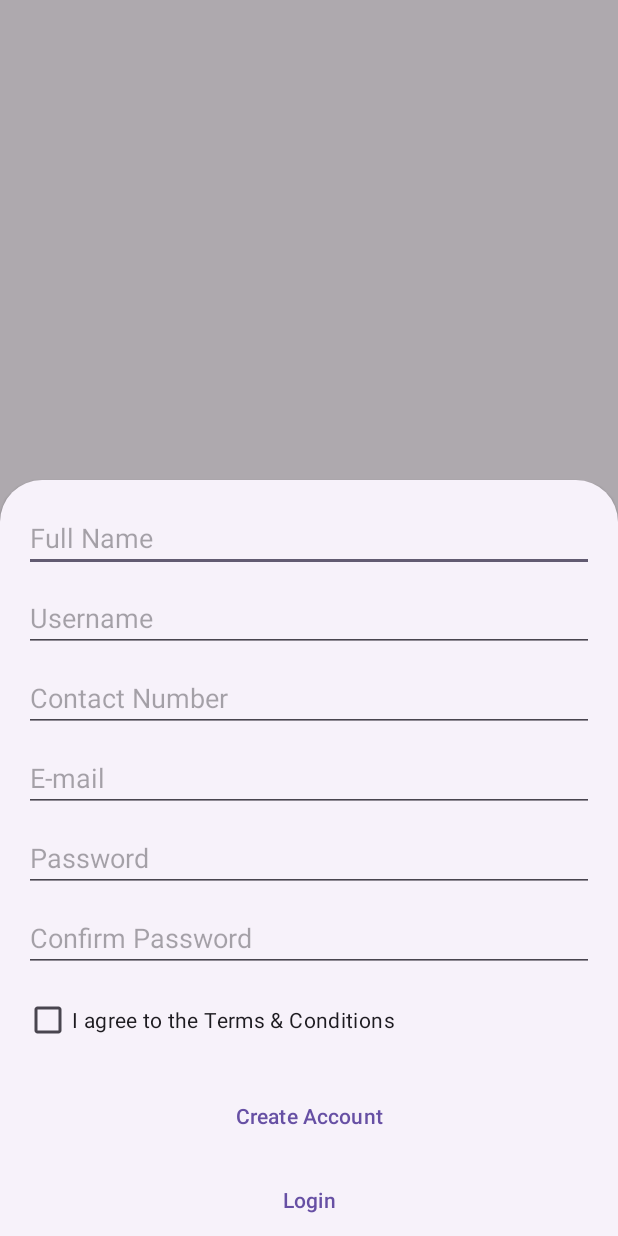
After one commit to Chaaan30/NaviCamp-new, an Android app: the fragment RegisterBottomSheet placed in its activity, on a phone screen of 412 x 824 dp. The commit adds this screen. Run offline under Robolectric (Android 15) with nearby library versions, the phone set to English and light mode, and no system bars.

Commit message:
Login, Register, Forgot Password, Terms and Conditions
- Login and Register bottom sheets
- Forgot password modal
- Terms and conditions modal

```diff
--- a/app/build.gradle.kts
+++ b/app/build.gradle.kts
@@ -5,12 +5,12 @@ plugins {
 
 android {
     namespace = "com.capstone.navicamp"
-    compileSdk = 34
+    compileSdk = 35
 
     defaultConfig {
         applicationId = "com.capstone.navicamp"
         minSdk = 24
-        targetSdk = 34
+        targetSdk = 35
         versionCode = 1
         versionName = "1.0"
 
--- a/app/src/main/AndroidManifest.xml
+++ b/app/src/main/AndroidManifest.xml
@@ -1,6 +1,6 @@
-<?xml version="1.0" encoding="utf-8"?>
 <manifest xmlns:android="http://schemas.android.com/apk/res/android"
-    xmlns:tools="http://schemas.android.com/tools">
+    xmlns:tools="http://schemas.android.com/tools"
+    package="com.capstone.navicamp">
 
     <application
         android:allowBackup="true"
@@ -17,10 +17,10 @@
             android:exported="true">
             <intent-filter>
                 <action android:name="android.intent.action.MAIN" />
-
                 <category android:name="android.intent.category.LAUNCHER" />
             </intent-filter>
         </activity>
+        <activity android:name=".RegisterActivity" />
     </application>
 
 </manifest>
--- a/app/src/main/java/com/capstone/navicamp/MainActivity.kt
+++ b/app/src/main/java/com/capstone/navicamp/MainActivity.kt
@@ -1,20 +1,24 @@
 package com.capstone.navicamp
 
 import android.os.Bundle
-import androidx.activity.enableEdgeToEdge
+import android.widget.Button
 import androidx.appcompat.app.AppCompatActivity
-import androidx.core.view.ViewCompat
-import androidx.core.view.WindowInsetsCompat
 
 class MainActivity : AppCompatActivity() {
     override fun onCreate(savedInstanceState: Bundle?) {
         super.onCreate(savedInstanceState)
-        enableEdgeToEdge()
         setContentView(R.layout.activity_main)
-        ViewCompat.setOnApplyWindowInsetsListener(findViewById(R.id.main)) { v, insets ->
-            val systemBars = insets.getInsets(WindowInsetsCompat.Type.systemBars())
-            v.setPadding(systemBars.left, systemBars.top, systemBars.right, systemBars.bottom)
-            insets
+
+        val showRegisterButton = findViewById<Button>(R.id.show_register_button)
+        showRegisterButton.setOnClickListener {
+            val registerBottomSheet = RegisterBottomSheet()
+            registerBottomSheet.show(supportFragmentManager, "RegisterBottomSheet")
+        }
+
+        val showLoginButton = findViewById<Button>(R.id.show_login_button)
+        showLoginButton.setOnClickListener {
+            val loginBottomSheet = LoginBottomSheet()
+            loginBottomSheet.show(supportFragmentManager, "LoginBottomSheet")
         }
     }
 }
--- /dev/null
+++ b/app/src/main/java/com/capstone/navicamp/RegisterBottomSheet.kt
@@ -0,0 +1,38 @@
+package com.capstone.navicamp
+
+import android.app.AlertDialog
+import android.os.Bundle
+import android.view.LayoutInflater
+import android.view.View
+import android.view.ViewGroup
+import android.widget.Button
+import android.widget.CheckBox
+import com.google.android.material.bottomsheet.BottomSheetDialogFragment
+
+class RegisterBottomSheet : BottomSheetDialogFragment() {
+    override fun onCreateView(
+        inflater: LayoutInflater, container: ViewGroup?,
+        savedInstanceState: Bundle?
+    ): View? {
+        val view = inflater.inflate(R.layout.bottom_sheet_register, container, false)
+
+        val loginButton = view.findViewById<Button>(R.id.login)
+        loginButton.setOnClickListener {
+            val loginBottomSheet = LoginBottomSheet()
+            loginBottomSheet.show(parentFragmentManager, "LoginBottomSheet")
+            dismiss()
+        }
+
+        val termsConditionsCheckBox = view.findViewById<CheckBox>(R.id.terms_conditions)
+        termsConditionsCheckBox.setOnClickListener {
+            val dialogView = inflater.inflate(R.layout.dialog_terms_conditions, null)
+            AlertDialog.Builder(requireContext())
+                .setView(dialogView)
+                .setPositiveButton("OK", null)
+                .create()
+                .show()
+        }
+
+        return view
+    }
+}
--- a/app/src/main/res/layout/activity_main.xml
+++ b/app/src/main/res/layout/activity_main.xml
@@ -2,18 +2,28 @@
 <androidx.constraintlayout.widget.ConstraintLayout xmlns:android="http://schemas.android.com/apk/res/android"
     xmlns:app="http://schemas.android.com/apk/res-auto"
     xmlns:tools="http://schemas.android.com/tools"
-    android:id="@+id/main"
     android:layout_width="match_parent"
     android:layout_height="match_parent"
     tools:context=".MainActivity">
 
-    <TextView
+    <Button
+        android:id="@+id/show_register_button"
         android:layout_width="wrap_content"
         android:layout_height="wrap_content"
-        android:text="Hello World!"
+        android:text="Show Register"
         app:layout_constraintBottom_toBottomOf="parent"
         app:layout_constraintEnd_toEndOf="parent"
         app:layout_constraintStart_toStartOf="parent"
         app:layout_constraintTop_toTopOf="parent" />
 
+    <Button
+        android:id="@+id/show_login_button"
+        android:layout_width="wrap_content"
+        android:layout_height="wrap_content"
+        android:text="Show Login"
+        app:layout_constraintBottom_toBottomOf="parent"
+        app:layout_constraintEnd_toEndOf="parent"
+        app:layout_constraintStart_toStartOf="parent"
+        app:layout_constraintTop_toBottomOf="@id/show_register_button" />
+
 </androidx.constraintlayout.widget.ConstraintLayout>
--- /dev/null
+++ b/app/src/main/res/layout/bottom_sheet_register.xml
@@ -0,0 +1,92 @@
+<?xml version="1.0" encoding="utf-8"?>
+<LinearLayout xmlns:android="http://schemas.android.com/apk/res/android"
+    xmlns:app="http://schemas.android.com/apk/res-auto"
+    xmlns:tools="http://schemas.android.com/tools"
+    android:layout_width="match_parent"
+    android:layout_height="wrap_content"
+    android:orientation="vertical"
+    tools:context=".RegisterBottomSheet">
+
+    <EditText
+        android:id="@+id/fullname"
+        android:layout_width="match_parent"
+        android:layout_height="wrap_content"
+        android:hint="Full Name"
+        android:layout_marginTop="16dp"
+        android:layout_marginStart="16dp"
+        android:layout_marginEnd="16dp" />
+
+    <EditText
+        android:id="@+id/username"
+        android:layout_width="match_parent"
+        android:layout_height="wrap_content"
+        android:hint="Username"
+        android:layout_marginTop="8dp"
+        android:layout_marginStart="16dp"
+        android:layout_marginEnd="16dp" />
+
+    <EditText
+        android:id="@+id/contact_number"
+        android:layout_width="match_parent"
+        android:layout_height="wrap_content"
+        android:hint="Contact Number"
+        android:layout_marginTop="8dp"
+        android:layout_marginStart="16dp"
+        android:layout_marginEnd="16dp" />
+
+    <EditText
+        android:id="@+id/email"
+        android:layout_width="match_parent"
+        android:layout_height="wrap_content"
+        android:hint="E-mail"
+        android:layout_marginTop="8dp"
+        android:layout_marginStart="16dp"
+        android:layout_marginEnd="16dp" />
+
+    <EditText
+        android:id="@+id/password"
+        android:layout_width="match_parent"
+        android:layout_height="wrap_content"
+        android:hint="Password"
+        android:inputType="textPassword"
+        android:layout_marginTop="8dp"
+        android:layout_marginStart="16dp"
+        android:layout_marginEnd="16dp" />
+
+    <EditText
+        android:id="@+id/confirm_password"
+        android:layout_width="match_parent"
+        android:layout_height="wrap_content"
+        android:hint="Confirm Password"
+        android:inputType="textPassword"
+        android:layout_marginTop="8dp"
+        android:layout_marginStart="16dp"
+        android:layout_marginEnd="16dp" />
+
+    <CheckBox
+        android:id="@+id/terms_conditions"
+        android:layout_width="wrap_content"
+        android:layout_height="wrap_content"
+        android:text="I agree to the Terms &amp; Conditions"
+        android:layout_marginTop="8dp"
+        android:layout_marginStart="16dp" />
+
+    <Button
+        android:id="@+id/create_account"
+        android:layout_width="match_parent"
+        android:layout_height="wrap_content"
+        android:text="Create Account"
+        android:layout_marginTop="16dp"
+        android:layout_marginStart="16dp"
+        android:layout_marginEnd="16dp" />
+
+    <Button
+        android:id="@+id/login"
+        android:layout_width="match_parent"
+        android:layout_height="wrap_content"
+        android:text="Login"
+        android:layout_marginTop="8dp"
+        android:layout_marginStart="16dp"
+        android:layout_marginEnd="16dp" />
+
+</LinearLayout>
```
Also changed, not shown: app/src/main/java/com/capstone/navicamp/ForgotPasswordBottomSheet.kt (added, +16 -0 lines), app/src/main/java/com/capstone/navicamp/LoginBottomSheet.kt (added, +39 -0 lines), app/src/main/java/com/capstone/navicamp/TermsConditionsBottomSheet.kt (added, +16 -0 lines), app/src/main/res/layout/bottom_sheet_forgot_password.xml (added, +19 -0 lines), app/src/main/res/layout/bottom_sheet_login.xml (added, +56 -0 lines), app/src/main/res/layout/bottom_sheet_terms_conditions.xml (added, +19 -0 lines), app/src/main/res/layout/dialog_forgot_password.xml (added, +17 -0 lines), app/src/main/res/layout/dialog_terms_conditions.xml (added, +17 -0 lines).
